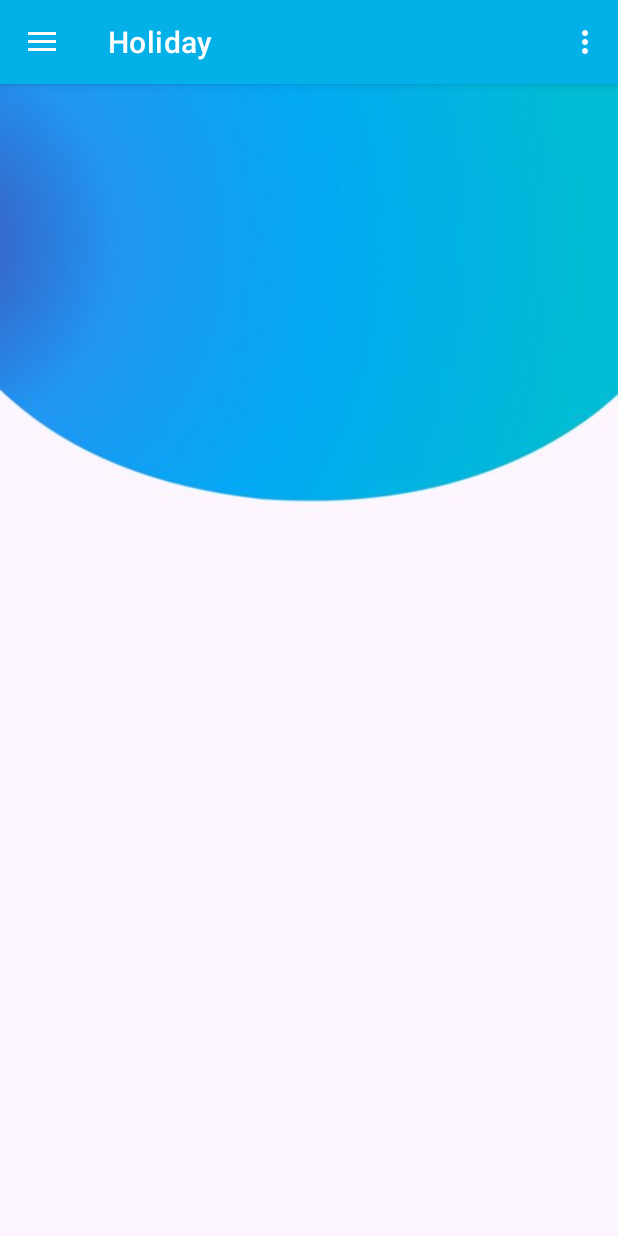
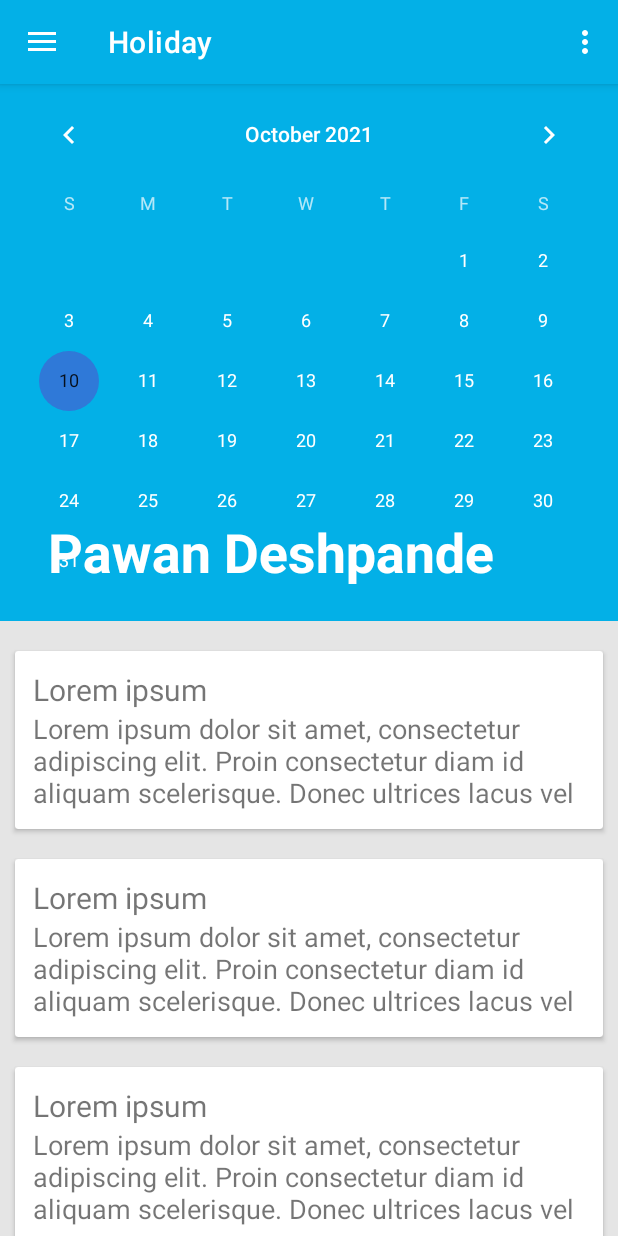
Before and after one commit to NovykovaNatalia/SmartNote, an Android app: the screen it shows after launch (MainActivity), in the side drawer, after a tap on "Holidays", on a phone screen of 412 x 824 dp. Run offline under Robolectric (Android 15) with nearby library versions, the phone set to English and light mode, and no system bars; our stand-ins replace navigation-ui; libraries missing offline, so code that uses them is left out: androidx.palette.graphics.

Commit message:
Add CollapsingToolbarLayout to HolidayFragment.kt Add new dependency to gradle.xml

```diff
--- a/app/src/main/java/com/example/smartnote/ui/holiday/HolidayFragment.kt
+++ b/app/src/main/java/com/example/smartnote/ui/holiday/HolidayFragment.kt
@@ -3,19 +3,25 @@ package com.example.smartnote.ui.holiday
 import android.annotation.SuppressLint
 import android.app.AlertDialog
 import android.app.DatePickerDialog
+import android.content.Context
 import android.content.Intent
+import android.os.Build
 import android.os.Bundle
 import android.view.LayoutInflater
 import android.view.View
 import android.view.ViewGroup
 import android.view.animation.AnimationUtils
 import android.widget.*
+import androidx.core.graphics.drawable.toBitmap
 import androidx.fragment.app.Fragment
+import androidx.palette.graphics.Palette
 import androidx.recyclerview.widget.LinearLayoutManager
 import androidx.recyclerview.widget.RecyclerView
 import com.example.smartnote.DataStoreHandler
 import com.example.smartnote.R
+import com.google.android.material.appbar.CollapsingToolbarLayout
 import com.google.android.material.floatingactionbutton.FloatingActionButton
+import kotlinx.android.synthetic.main.fragment_holiday.*
 import java.util.*
 
 
@@ -23,7 +29,6 @@ class HolidayFragment : Fragment() {
     lateinit var floating_btn_event: FloatingActionButton
     lateinit var calendarView: CalendarView
     lateinit var recyclerViwHoliday: RecyclerView
-
     lateinit var cardListHoliday: ArrayList<Holiday>
 
     lateinit var customAdapterHoliday: CustomAdapterHoliday
@@ -33,6 +38,7 @@ class HolidayFragment : Fragment() {
     lateinit var event_tv: TextView
     lateinit var saveActionButtonHoliday: Button
     lateinit var cancelActionButtonHoliday: Button
+    lateinit var collapsing_toolbar: CollapsingToolbarLayout
 
     @SuppressLint("WrongConstant")
     override fun onCreateView(
@@ -44,73 +50,84 @@ class HolidayFragment : Fragment() {
 
         val root = inflater.inflate(R.layout.fragment_holiday, container, false)
         val ttb = AnimationUtils.loadAnimation(context, R.anim.ttb)
-        val atb = AnimationUtils.loadAnimation(context, R.anim.atb)
-        val btt = AnimationUtils.loadAnimation(context, R.anim.btt)
-        val btn = AnimationUtils.loadAnimation(context, R.anim.btn)
+//        floating_btn_event = root.findViewById(R.id.floating_btn_event);
+        collapsing_toolbar = root.findViewById(R.id.collapsing_toolbar)
+        collapsing_toolbar.setTitle(getResources().getString(R.string.user_name));
+//        dynamicToolbarColor()
+        toolbarTextAppernce()
+        return root
+    }
 
-        val c = Calendar.getInstance()
-        val year = c.get(Calendar.YEAR)
-        val month = c.get(Calendar.MONTH)
-        val day = c.get(Calendar.DAY_OF_MONTH)
+    private fun dynamicToolbarColor() {
 
-        val mDialogViewHoliday =
-            LayoutInflater.from(context).inflate(R.layout.holiday_dialog, null);
-        val mItemViewHoliday = LayoutInflater.from(context).inflate(R.layout.item_holiday, null)
-
-        floating_btn_event = root.findViewById(R.id.floating_btn_event);
-        floating_btn_event.startAnimation(ttb)
-        calendarView = root.findViewById(R.id.calendarView)
-        recyclerViwHoliday = root.findViewById(R.id.recyclerViewHoliday)
-
-        saveActionButtonHoliday = mDialogViewHoliday.findViewById(R.id.save_dialog_holiday)
-        cancelActionButtonHoliday = mDialogViewHoliday.findViewById(R.id.cancel_dialog_holiday)
-        date = mDialogViewHoliday.findViewById(R.id.date)
-        event = mDialogViewHoliday.findViewById(R.id.event)
-
-        date_tv = mItemViewHoliday.findViewById(R.id.date_holiday_tv)
-        event_tv = mItemViewHoliday.findViewById(R.id.event_holiday_tv)
-
-        calendarView.startAnimation(ttb)
-
-        recyclerViwHoliday.layoutManager =
-            LinearLayoutManager(context, LinearLayout.VERTICAL, false)
-
-        customAdapterHoliday = CustomAdapterHoliday(cardListHoliday, context)
-
-        recyclerViwHoliday.adapter = customAdapterHoliday
-        customAdapterHoliday.notifyDataSetChanged()
-
-        floating_btn_event.setOnClickListener(View.OnClickListener {
-            floating_btn_event.startAnimation(ttb)
-
-            val mBuilder = AlertDialog.Builder(context)
-                .setView(mDialogViewHoliday)
-                .setTitle("Holiday")
-            val mAlertDialog = mBuilder.show()
+        val bitmap = calendarView.background.toBitmap()
 
 
+        Palette.from(bitmap).generate { palette ->
+            collapsing_toolbar.setContentScrimColor(palette!!.getMutedColor(R.attr.colorPrimary))
+            collapsing_toolbar.setStatusBarScrimColor(palette.getMutedColor(R.attr.colorPrimaryDark))
+            if (Build.VERSION.SDK_INT >= Build.VERSION_CODES.LOLLIPOP) {
+                activity?.window?.statusBarColor = palette.getMutedColor(R.attr.colorPrimaryDark)
+            }
+        }
+    }
 
-            cancelActionButtonHoliday = mDialogViewHoliday.findViewById(R.id.cancel_dialog_holiday)
-            saveActionButtonHoliday = mDialogViewHoliday.findViewById<Button>(R.id.save_dialog_holiday);
-
-                saveActionButtonHoliday.setOnClickListener {
-                    mAlertDialog.dismiss()
-                    if (date.text.isNotEmpty() && event.text.isNotEmpty()) {
-                        var cardHoliday = Holiday()
-                        cardHoliday.date = date.text.toString()
-                        cardHoliday.event = event.text.toString()
-
-                        cardListHoliday.add(cardHoliday)
-                    } else {
-                        Toast.makeText(context, "Put values!", Toast.LENGTH_LONG).show()
-                    }
-                    customAdapterHoliday.notifyDataSetChanged()
-
-                }
-                cancelActionButtonHoliday.setOnClickListener() {
-                    mAlertDialog.dismiss()
-                }
-        })
-        return  root
+    private fun toolbarTextAppernce() {
+        collapsing_toolbar.setCollapsedTitleTextAppearance(R.style.collapsedappbar)
+        collapsing_toolbar.setExpandedTitleTextAppearance(R.style.expandedappbar)
     }
 }
+//
+//        floating_btn_event.startAnimation(ttb)
+//        calendarView = root.findViewById(R.id.calendarView)
+////        recyclerViwHoliday = root.findViewById(R.id.recyclerViewHoliday)
+//
+//        saveActionButtonHoliday = mDialogViewHoliday.findViewById(R.id.save_dialog_holiday)
+//        cancelActionButtonHoliday = mDialogViewHoliday.findViewById(R.id.cancel_dialog_holiday)
+//        date = mDialogViewHoliday.findViewById(R.id.date)
+//        event = mDialogViewHoliday.findViewById(R.id.event)
+//
+//        date_tv = mItemViewHoliday.findViewById(R.id.date_holiday_tv)
+//        event_tv = mItemViewHoliday.findViewById(R.id.event_holiday_tv)
+//
+//        calendarView.startAnimation(ttb)
+//
+//        recyclerViwHoliday.layoutManager =
+//            LinearLayoutManager(context, LinearLayout.VERTICAL, false)
+//
+//        customAdapterHoliday = CustomAdapterHoliday(cardListHoliday, context)
+//
+//        recyclerViwHoliday.adapter = customAdapterHoliday
+//        customAdapterHoliday.notifyDataSetChanged()
+//
+//        floating_btn_event.setOnClickListener(View.OnClickListener {
+//            floating_btn_event.startAnimation(ttb)
+//
+//            val mBuilder = AlertDialog.Builder(context)
+//                .setView(mDialogViewHoliday)
+//                .setTitle("Holiday")
+//            val mAlertDialog = mBuilder.show()
+//
+//
+//
+//            cancelActionButtonHoliday = mDialogViewHoliday.findViewById(R.id.cancel_dialog_holiday)
+//            saveActionButtonHoliday = mDialogViewHoliday.findViewById<Button>(R.id.save_dialog_holiday);
+//
+//                saveActionButtonHoliday.setOnClickListener {
+//                    mAlertDialog.dismiss()
+//                    if (date.text.isNotEmpty() && event.text.isNotEmpty()) {
+//                        var cardHoliday = Holiday()
+//                        cardHoliday.date = date.text.toString()
+//                        cardHoliday.event = event.text.toString()
+//
+//                        cardListHoliday.add(cardHoliday)
+//                    } else {
+//                        Toast.makeText(context, "Put values!", Toast.LENGTH_LONG).show()
+//                    }
+//                    customAdapterHoliday.notifyDataSetChanged()
+//
+//                }
+//                cancelActionButtonHoliday.setOnClickListener() {
+//                    mAlertDialog.dismiss()
+//                }
+//        })
--- /dev/null
+++ b/app/src/main/res/layout/card_layout.xml
@@ -0,0 +1,26 @@
+<?xml version="1.0" encoding="utf-8"?>
+<androidx.cardview.widget.CardView xmlns:android="http://schemas.android.com/apk/res/android"
+    android:layout_width="match_parent"
+    android:layout_height="wrap_content"
+    android:layout_margin="10dp">
+    <LinearLayout
+        android:layout_width="match_parent"
+        android:layout_height="wrap_content"
+        android:orientation="vertical"
+        android:padding="12dp">
+
+        <TextView
+            android:layout_width="match_parent"
+            android:layout_height="wrap_content"
+            android:text="Lorem ipsum"
+            android:textSize="20sp"/>
+
+        <TextView
+            android:layout_width="match_parent"
+            android:layout_height="wrap_content"
+            android:text="@string/text_content"
+            android:textSize="18sp"/>
+
+    </LinearLayout>
+
+</androidx.cardview.widget.CardView>
--- /dev/null
+++ b/app/src/main/res/layout/content.xml
@@ -0,0 +1,17 @@
+<LinearLayout xmlns:android="http://schemas.android.com/apk/res/android"
+    android:layout_width="match_parent"
+    android:layout_height="match_parent"
+    android:orientation="vertical"
+    android:paddingTop="10dp">
+
+    <include layout="@layout/card_layout" />
+
+    <include layout="@layout/card_layout" />
+
+    <include layout="@layout/card_layout" />
+
+    <include layout="@layout/card_layout" />
+
+    <include layout="@layout/card_layout" />
+
+</LinearLayout>
--- a/app/src/main/res/layout/fragment_holiday.xml
+++ b/app/src/main/res/layout/fragment_holiday.xml
@@ -1,36 +1,77 @@
-<?xml version="1.0" encoding="utf-8"?>
 
-<RelativeLayout xmlns:android="http://schemas.android.com/apk/res/android"
-    xmlns:tools="http://schemas.android.com/tools"
+<androidx.coordinatorlayout.widget.CoordinatorLayout xmlns:android="http://schemas.android.com/apk/res/android"
+    xmlns:app="http://schemas.android.com/apk/res-auto"
     android:layout_width="match_parent"
-    android:layout_height="match_parent"
-    tools:context=".MainActivity"
-    android:background="@drawable/background"
-    android:orientation="horizontal">
-   <CalendarView
-       android:id="@+id/calendarView"
-       android:layout_width="wrap_content"
-       android:layout_height="wrap_content"
-       android:layout_marginStart="25dp"
-       android:layout_marginTop="5dp"/>
-   <androidx.recyclerview.widget.RecyclerView
-       android:id="@+id/recyclerViewHoliday"
+    android:layout_height="match_parent">
+
+   <com.google.android.material.appbar.AppBarLayout
        android:layout_width="match_parent"
        android:layout_height="wrap_content"
-       android:layout_below="@+id/calendarView"/>
+       android:theme="@style/ThemeOverlay.AppCompat.Dark.ActionBar">
 
-   <com.google.android.material.floatingactionbutton.FloatingActionButton
-      android:id="@+id/floating_btn_event"
+      <com.google.android.material.appbar.CollapsingToolbarLayout
+          android:id="@+id/collapsing_toolbar"
+          android:layout_width="match_parent"
+          android:layout_height="match_parent"
+          app:contentScrim="?attr/colorPrimary"
+          app:layout_scrollFlags="scroll|exitUntilCollapsed">
+
+         <CalendarView
+             android:id="@+id/calendarView"
+             android:layout_width="match_parent"
+             android:layout_height="match_parent"
+             android:layout_marginBottom="20dp"/>
+
+         <androidx.appcompat.widget.Toolbar
+             android:id="@+id/toolbar"
+             android:layout_width="match_parent"
+             android:layout_height="?attr/actionBarSize"
+             app:layout_collapseMode="pin" />
+
+      </com.google.android.material.appbar.CollapsingToolbarLayout>
+
+   </com.google.android.material.appbar.AppBarLayout>
+
+   <androidx.core.widget.NestedScrollView
        android:layout_width="match_parent"
-       android:layout_height="wrap_content"
-       android:src="@drawable/ic_baseline_add_circle_outline"
-       android:layout_alignParentBottom="true"
-       android:layout_marginTop="20dp"
-      android:layout_margin="80dp"
-       android:layout_alignParentRight="true"/>
+       android:layout_height="match_parent"
+       android:background="#ffe5e5e5"
+       app:layout_behavior="@string/appbar_scrolling_view_behavior">
 
+      <!-- Scrollable content -->
+      <include layout="@layout/content" />
 
+   </androidx.core.widget.NestedScrollView>
 
+</androidx.coordinatorlayout.widget.CoordinatorLayout>
+<!--<?xml version="1.0" encoding="utf-8"?>-->
 
+<!--<RelativeLayout xmlns:android="http://schemas.android.com/apk/res/android"-->
+<!--    xmlns:tools="http://schemas.android.com/tools"-->
+<!--    android:layout_width="match_parent"-->
+<!--    android:layout_height="match_parent"-->
+<!--    tools:context=".MainActivity"-->
+<!--    android:background="@drawable/background"-->
+<!--    android:orientation="horizontal">-->
+<!--   <CalendarView-->
+<!--       android:id="@+id/calendarView"-->
+<!--       android:layout_width="wrap_content"-->
+<!--       android:layout_height="wrap_content"-->
+<!--       android:layout_marginStart="25dp"-->
+<!--       android:layout_marginTop="5dp"/>-->
+<!--   <androidx.recyclerview.widget.RecyclerView-->
+<!--       android:id="@+id/recyclerViewHoliday"-->
+<!--       android:layout_width="match_parent"-->
+<!--       android:layout_height="wrap_content"-->
+<!--       android:layout_below="@+id/calendarView"/>-->
 
-</RelativeLayout>
+<!--   <com.google.android.material.floatingactionbutton.FloatingActionButton-->
+<!--      android:id="@+id/floating_btn_event"-->
+<!--       android:layout_width="match_parent"-->
+<!--       android:layout_height="wrap_content"-->
+<!--       android:src="@drawable/ic_baseline_add_circle_outline"-->
+<!--       android:layout_alignParentBottom="true"-->
+<!--       android:layout_marginTop="20dp"-->
+<!--      android:layout_margin="80dp"-->
+<!--       android:layout_alignParentRight="true"/>-->
+<!--   </RelativeLayout>-->
--- a/app/src/main/res/values/strings.xml
+++ b/app/src/main/res/values/strings.xml
@@ -34,4 +34,6 @@
     <string name="rate">Rate</string>
     <string name="if_you_likethis_app_please_rate_us_5_stars">If you like this app, please rate us 5 stars</string>
     <string name="we_hope_you_enjoyed_our_app">We hope you enjoyed our app</string>
+    <string name="text_content">Lorem ipsum dolor sit amet, consectetur adipiscing elit. Proin consectetur diam id aliquam scelerisque. Donec ultrices lacus vel </string>
+    <string name="user_name">Pawan Deshpande</string>
 </resources>
--- a/app/src/main/res/values/themes.xml
+++ b/app/src/main/res/values/themes.xml
@@ -22,4 +22,23 @@
     <style name="Theme.SmartNote.AppBarOverlay" parent="ThemeOverlay.AppCompat.Dark.ActionBar" />
 
     <style name="Theme.SmartNote.PopupOverlay" parent="ThemeOverlay.AppCompat.Light" />
+
+    <style parent="@android:style/TextAppearance.Medium" name="expandedappbar">
+
+        <item name="android:textSize">36sp</item>
+
+        <item name="android:textColor">@color/white</item>
+
+        <item name="android:textStyle">bold</item>
+
+    </style>
+
+
+    <style parent="@android:style/TextAppearance.Medium" name="collapsedappbar">
+
+        <item name="android:textSize">18sp</item>
+
+        <item name="android:textColor">@color/white</item>
+
+    </style>
 </resources>
```
Also changed, not shown: app/build.gradle (+10 -2 lines).
